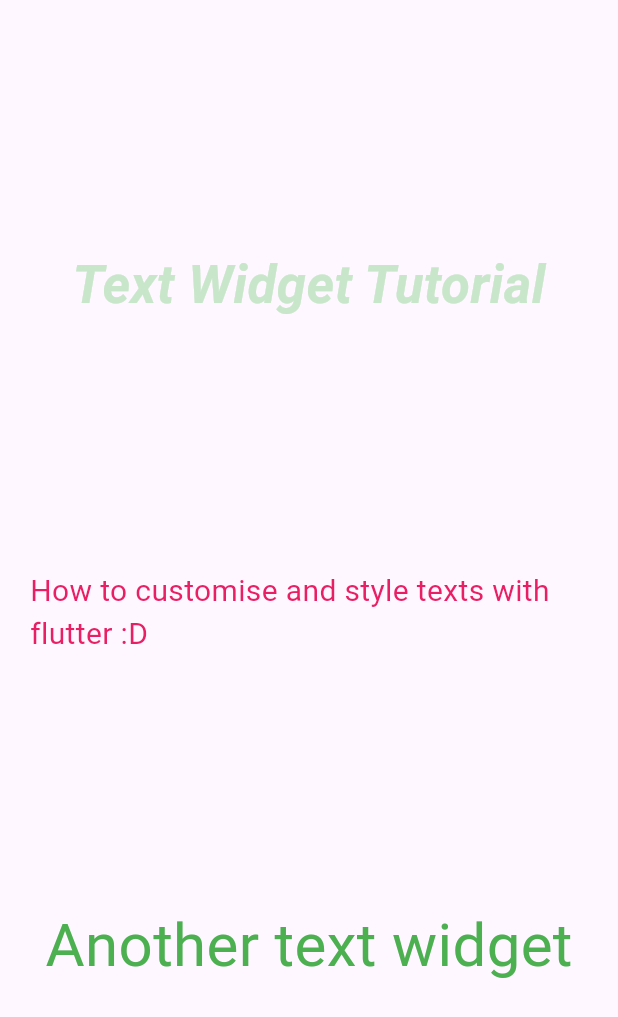
After one commit to ggamijoa/flutter_widget, a Flutter app: the screen it shows after launch, after a tap on "TextStyle", on a phone screen of 412 x 824 dp. The commit adds this screen. Shown: the top 1017 px of the screen. Run offline on Flutter 3.47's test engine with Material 3 defaults, Android fonts, the phone set to English and light mode, and no system bars; missing offline and left inert: lorem_ipsum_generator.

Commit message:
20240613-1

```diff
--- /dev/null
+++ b/lib/RichText.dart
@@ -0,0 +1,42 @@
+import 'package:flutter/material.dart';
+import 'package:lorem_ipsum_generator/lorem_ipsum_generator.dart';
+
+class RichTextWidget extends StatelessWidget {
+  const RichTextWidget({super.key});
+
+  @override
+  Widget build(BuildContext context) {
+    String loremStr = LoremIpsumGenerator.generate(words: 100) ;
+    return Scaffold(
+      body: Column(
+        children: [
+          Container(
+            height: 350,
+            color: Colors.grey[300],
+          ),
+          // Row(
+          //   children: [
+          //     Padding(
+          //       padding: const EdgeInsets.all(8.0),
+          //       child: Text('Choi Yer Ock',style: TextStyle(fontWeight:FontWeight.bold),),
+          //     ),
+          //     Text(loremStr),
+          //   ],
+          // ),  =>Area arror
+          Padding(
+            padding: const EdgeInsets.all(8.0),
+            child: RichText(
+              text: TextSpan(
+                style: TextStyle(color: Colors.black, fontSize: 20),
+                children: [
+                  TextSpan(text: 'Choi Yer Ock ',style: TextStyle(fontWeight:FontWeight.bold),),
+                  TextSpan(text: loremStr),
+                ],
+              ),
+            ),
+          ),
+        ],
+      ),
+    );
+  }
+}
--- /dev/null
+++ b/lib/TextStyle.dart
@@ -0,0 +1,46 @@
+import 'package:flutter/material.dart';
+
+class TextStyleWidget extends StatelessWidget {
+  const TextStyleWidget({super.key});
+
+  @override
+  Widget build(BuildContext context) {
+    final pinkFont = TextStyle(
+      fontSize: 20,
+      color: Colors.pink,
+      fontStyle: FontStyle.normal,
+    );
+    final greenLargeFont = TextStyle(
+      fontSize: 40,
+      color: Colors.green,
+      fontStyle: FontStyle.normal,
+    );
+
+    return Scaffold(
+      body: Center(
+        child: Column(
+          crossAxisAlignment: CrossAxisAlignment.center,
+          mainAxisAlignment: MainAxisAlignment.spaceEvenly,
+          children: [
+            Text('Text Widget Tutorial',
+              style: TextStyle(
+                  fontSize: 35,
+                  fontStyle: FontStyle.italic,
+                  fontWeight: FontWeight.bold,
+                  color: Colors.green[100]),
+            ),
+            Padding(
+              padding: const EdgeInsets.symmetric(horizontal: 20),
+              child: Text('How to customise and style texts with flutter :D',
+                style: pinkFont,
+              ),
+            ),
+            Text('Another text widget',
+              style: greenLargeFont,
+            ),
+          ],
+        ),
+      ),
+    );
+  }
+}
--- a/lib/main.dart
+++ b/lib/main.dart
@@ -1,4 +1,5 @@
 import 'package:flutter/material.dart';
+import 'package:widget_study/AlertDialog.dart';
 import 'package:widget_study/AnimatedContainer.dart';
 import 'package:widget_study/Container.dart';
 import 'package:widget_study/Drawer.dart';
@@ -11,8 +12,10 @@ import 'ColumnRow.dart';
 import 'GridView.dart';
 import 'ImageAsset.dart';
 import 'MediaQuery.dart';
+import 'RichText.dart';
 import 'RoundCorner.dart';
 import 'TabBar.dart';
+import 'TextStyle.dart';
 
 void main(){
   runApp(MyApp()) ;
@@ -57,7 +60,10 @@ class MainScreen extends StatelessWidget {
       ),
       body: ListView(
           children: [
-            makeButton(context, 'Animated Container', MediaQueryWidget()),
+            makeButton(context, 'RichText(Lorem Ipsum)', RichTextWidget()),
+            makeButton(context, 'TextStyle', TextStyleWidget()),
+            makeButton(context, 'Alert Dialog', AlertDialogWidget()),
+            makeButton(context, 'MediaQuery', MediaQueryWidget()),
             makeButton(context, 'Animated Container', AnimatedContainerWidget()),
             makeButton(context, 'Tab Bar', TabBarWidget()),
             makeButton(context, 'Sliver App Bar(오류남)', SliverAppBar()),
```
Also changed, not shown: lib/AlertDialog.dart (added, +57 -0 lines).
